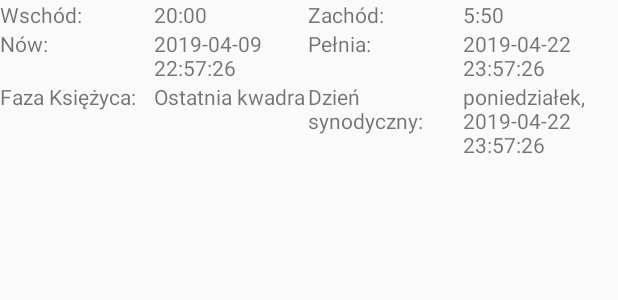
After one commit to TomaszKot11/PAM, an Android app: the layout fragment_moon.xml on its own in the app's theme, with its tools: preview values and no code run, on a phone screen of 412 x 824 dp. The commit adds this screen. Shown: the top 300 px of the screen. Run offline under Robolectric (Android 15) with nearby library versions, the phone set to English and light mode, and no system bars.

Commit message:
Prepared basic moon view

```diff
--- a/AstroWeatherOne/app/src/main/AndroidManifest.xml
+++ b/AstroWeatherOne/app/src/main/AndroidManifest.xml
@@ -9,7 +9,7 @@
             android:roundIcon="@mipmap/ic_launcher_round"
             android:supportsRtl="true"
             android:theme="@style/AppTheme">
-        <activity android:name=".MainActivity">
+        <activity android:name=".mainActivity.MainActivity">
             <intent-filter>
                 <action android:name="android.intent.action.MAIN"/>
 
--- /dev/null
+++ b/AstroWeatherOne/app/src/main/java/com/example/tomek/astroweatherone/utilities/Settings.kt
@@ -0,0 +1,4 @@
+package com.example.tomek.astroweatherone.utilities
+
+// TODO: refactor this to be initalized in static utility class
+data class Settings(val longitude: Double , val latitude: Double, val timeValue: Integer, val timeUnit: String)
--- a/AstroWeatherOne/app/src/main/res/layout/activity_main.xml
+++ b/AstroWeatherOne/app/src/main/res/layout/activity_main.xml
@@ -6,7 +6,7 @@
                                                  android:layout_width="match_parent"
                                                  android:layout_height="match_parent"
                                                  android:fitsSystemWindows="true"
-                                                 tools:context=".MainActivity">
+                                                 tools:context=".mainActivity.MainActivity">
     <android.support.v4.view.ViewPager
             android:id="@+id/container"
             android:layout_width="match_parent"
--- /dev/null
+++ b/AstroWeatherOne/app/src/main/res/layout/fragment_moon.xml
@@ -0,0 +1,106 @@
+<?xml version="1.0" encoding="utf-8"?>
+<FrameLayout xmlns:android="http://schemas.android.com/apk/res/android"
+             xmlns:tools="http://schemas.android.com/tools"
+             android:layout_width="match_parent"
+             android:layout_height="match_parent"
+             tools:context=".mainActivity.fragments.MoonFragment">
+
+    <TableLayout xmlns:android="http://schemas.android.com/apk/res/android"
+                 android:layout_width="match_parent"
+                 android:layout_height="match_parent"
+                 android:shrinkColumns="0, 1"
+                 android:stretchColumns="1">
+
+        <TableRow
+                android:layout_width="match_parent"
+                android:layout_height="0dp">
+
+            <TextView
+                    android:layout_width="0dp"
+                    android:layout_weight="1"
+                    android:layout_height="match_parent"
+                    android:text="Wschód:"/>
+
+            <TextView
+                    android:layout_width="0dp"
+                    android:layout_weight="1"
+                    android:layout_height="match_parent"
+                    android:id="@+id/moon_rise_txt_view"
+                    android:text="20:00"/>
+            <TextView
+                    android:layout_width="0dp"
+                    android:layout_weight="1"
+                    android:layout_height="match_parent"
+                    android:text="Zachód:"/>
+
+            <TextView
+                    android:layout_width="0dp"
+                    android:layout_weight="1"
+                    android:layout_height="match_parent"
+                    android:id="@+id/moon_wane_txt_view"
+                    android:text="5:50"/>
+        </TableRow>
+
+        <TableRow
+                android:layout_width="match_parent"
+                android:layout_height="0dp">
+
+            <TextView
+                    android:layout_width="0dp"
+                    android:layout_weight="1"
+                    android:layout_height="match_parent"
+                    android:text="Nów:"/>
+
+            <TextView
+                    android:layout_width="0dp"
+                    android:layout_weight="1"
+                    android:layout_height="match_parent"
+                    android:id="@+id/moon_new_moon_txt_view"
+                    android:text="2019-04-09 22:57:26"/>
+            <TextView
+                    android:layout_width="0dp"
+                    android:layout_weight="1"
+                    android:layout_height="match_parent"
+                    android:text="Pełnia:"/>
+
+            <TextView
+                    android:layout_width="0dp"
+                    android:layout_weight="1"
+                    android:layout_height="match_parent"
+                    android:id="@+id/moon_full_txt_view"
+                    android:text="2019-04-22 23:57:26"/>
+        </TableRow>
+
+        <TableRow
+                android:layout_width="match_parent"
+                android:layout_height="0dp">
+
+            <TextView
+                    android:layout_width="0dp"
+                    android:layout_weight="1"
+                    android:layout_height="match_parent"
+                    android:text="Faza Księżyca:"/>
+
+            <TextView
+                    android:layout_width="0dp"
+                    android:layout_weight="1"
+                    android:layout_height="match_parent"
+                    android:id="@+id/moon_phase_moon_txt_view"
+                    android:text="Ostatnia kwadra"/>
+            <TextView
+                    android:layout_width="0dp"
+                    android:layout_weight="1"
+                    android:layout_height="match_parent"
+                    android:text="Dzień synodyczny:"/>
+
+            <TextView
+                    android:layout_width="0dp"
+                    android:layout_weight="1"
+                    android:layout_height="match_parent"
+                    android:id="@+id/moon_synodic_month_txt_view"
+                    android:text="poniedziałek, 2019-04-22 23:57:26"/>
+        </TableRow>
+
+
+    </TableLayout>
+</FrameLayout>
--- a/AstroWeatherOne/app/src/main/res/menu/menu_main_activity2.xml
+++ b/AstroWeatherOne/app/src/main/res/menu/menu_main_activity2.xml
@@ -1,7 +1,7 @@
 <menu xmlns:android="http://schemas.android.com/apk/res/android"
       xmlns:app="http://schemas.android.com/apk/res-auto"
       xmlns:tools="http://schemas.android.com/tools"
-      tools:context="com.example.tomek.astroweatherone.MainActivity">
+      tools:context="com.example.tomek.astroweatherone.mainActivity.MainActivity">
     <item android:id="@+id/action_settings"
           android:title="@string/action_settings"
           android:orderInCategory="100"
--- a/AstroWeatherOne/app/src/main/res/values/strings.xml
+++ b/AstroWeatherOne/app/src/main/res/values/strings.xml
@@ -6,7 +6,7 @@
     <string name="title_activity_settings">Settings</string>
 
 
-    <string name="refreshing_unit_label">Time unit:  </string>
+    <string name="refreshing_unit_label">Time unit:</string>
     <string name="refreshing_numerical_value">Time value:</string>
     <string name="latitude">Latitude:</string>
     <string name="latitude_hint">Latitude</string>
@@ -27,5 +27,8 @@
         <item>60</item>
     </string-array>
 
+    <!-- TODO: Remove or change this placeholder text -->
+    <string name="hello_blank_fragment">Hello blank fragment</string>
+
 
 </resources>
```
Also changed, not shown: AstroWeatherOne/app/src/main/java/com/example/tomek/astroweatherone/MainActivity.java (deleted, +0 -141 lines), AstroWeatherOne/app/src/main/java/com/example/tomek/astroweatherone/mainActivity/MainActivity.java (added, +72 -0 lines), AstroWeatherOne/app/src/main/java/com/example/tomek/astroweatherone/mainActivity/SectionsPagerAdapter.java (added, +46 -0 lines), AstroWeatherOne/app/src/main/java/com/example/tomek/astroweatherone/mainActivity/fragments/MoonFragment.java (added, +94 -0 lines), AstroWeatherOne/app/src/main/java/com/example/tomek/astroweatherone/mainActivity/fragments/SunFragment.java (added, +93 -0 lines), AstroWeatherOne/app/src/main/res/layout/fragment_main_activity.xml (deleted, +0 -23 lines), AstroWeatherOne/app/src/main/res/layout/fragment_sun.xml (added, +13 -0 lines).
